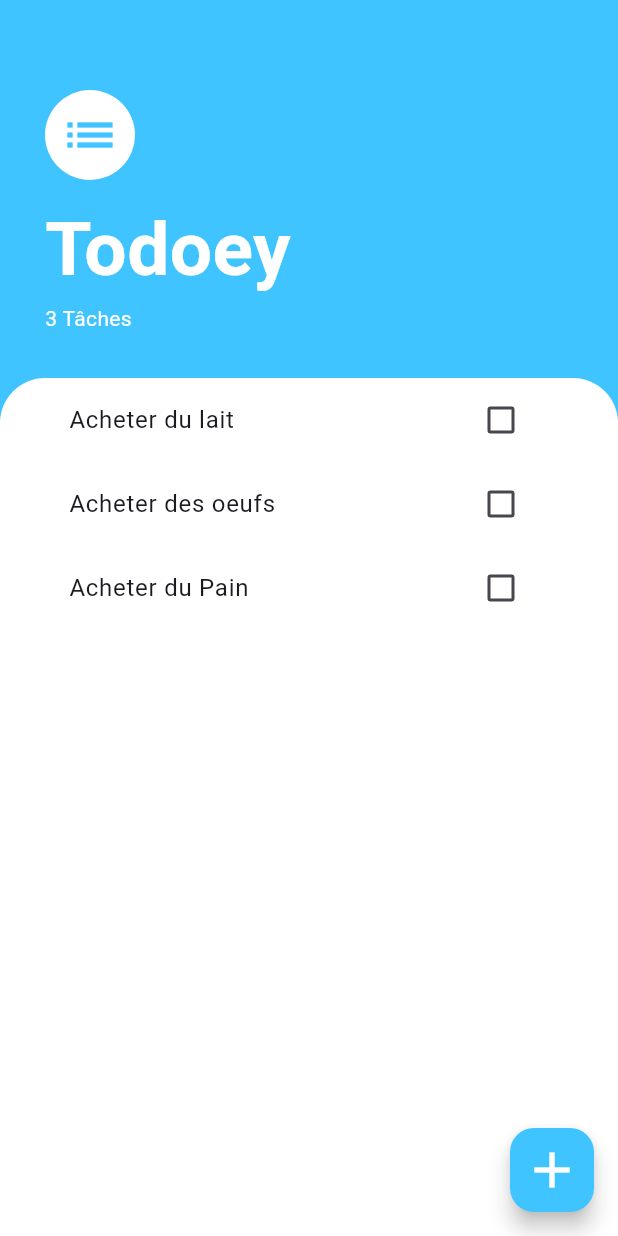
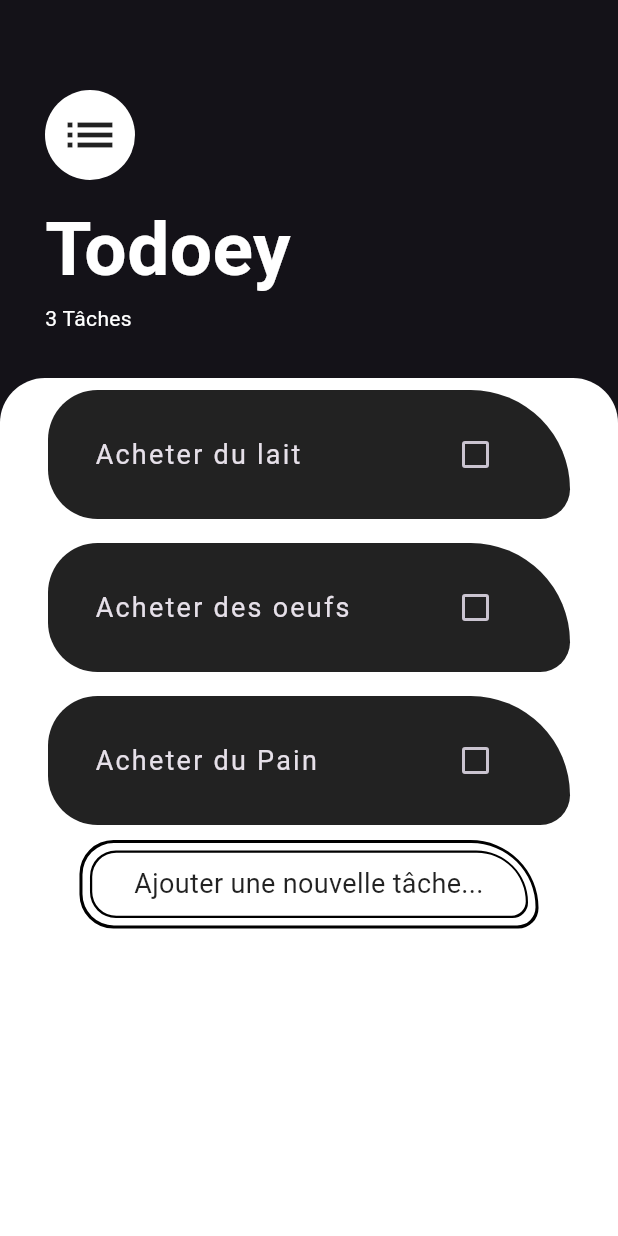
Before and after one commit to OusmanouMamoudou/Todoey, a Flutter app: the screen it shows after launch, on a phone screen of 412 x 824 dp. Run offline on Flutter 3.47's test engine with Material 3 defaults, Android fonts, the phone set to English and light mode, and no system bars.

Commit message:
UI udapte

```diff
--- /dev/null
+++ b/lib/components/add_task.dart
@@ -0,0 +1,61 @@
+import 'package:flutter/material.dart';
+import 'package:todoey/const.dart';
+import 'package:todoey/screens/add_task_screen.dart';
+
+class AddTask extends StatelessWidget {
+  const AddTask({
+    super.key,
+  });
+
+  @override
+  Widget build(BuildContext context) {
+    return GestureDetector(
+      onTap: () {
+        showModalBottomSheet(
+          backgroundColor: Colors.transparent,
+          isScrollControlled: true,
+          context: context,
+          builder: (context) => SingleChildScrollView(
+            child: Container(
+              padding: EdgeInsets.only(
+                bottom: MediaQuery.of(context).viewInsets.bottom,
+              ),
+              child: const AddTaskScreen(),
+            ),
+          ),
+        );
+      },
+      child: Padding(
+        padding: const EdgeInsets.only(top: 10),
+        child: Container(
+          decoration: BoxDecoration(
+              borderRadius: kContainerBoxDecoration,
+              border: Border.all(
+                width: 2,
+              )),
+          child: Padding(
+            padding: const EdgeInsets.all(5),
+            child: Container(
+              decoration: BoxDecoration(
+                  borderRadius: kContainerBoxDecoration,
+                  border: Border.all(
+                    width: 1.5,
+                  )),
+              child: const Padding(
+                padding: EdgeInsets.symmetric(horizontal: 28, vertical: 8),
+                child: Text(
+                  'Ajouter une nouvelle tâche...',
+                  textAlign: TextAlign.center,
+                  style: TextStyle(
+                    fontSize: 18,
+                    color: kBlack,
+                  ),
+                ),
+              ),
+            ),
+          ),
+        ),
+      ),
+    );
+  }
+}
--- /dev/null
+++ b/lib/components/my_snack_bar.dart
@@ -0,0 +1,28 @@
+import 'package:flutter/material.dart';
+import 'package:todoey/const.dart';
+
+class MySnackBar extends StatelessWidget {
+  const MySnackBar({super.key});
+
+  static mySnack(BuildContext context, text) {
+    ScaffoldMessenger.of(context).showSnackBar(SnackBar(
+      backgroundColor: kBlack,
+      content: Center(
+        child: Text(
+          text,
+          textAlign: TextAlign.center,
+          style: const TextStyle(
+            fontSize: 20,
+            fontWeight: FontWeight.w900,
+            color: Colors.redAccent,
+          ),
+        ),
+      ),
+    ));
+  }
+
+  @override
+  Widget build(BuildContext context) {
+    return const Placeholder();
+  }
+}
--- a/lib/components/task_item.dart
+++ b/lib/components/task_item.dart
@@ -3,22 +3,26 @@ import 'package:flutter/material.dart';
 class TaskItem extends StatelessWidget {
   const TaskItem({
     super.key,
-    required this.title,
+    required this.name,
     required this.isChecked,
     required this.function,
     required this.delFunction,
   });
-  final String title;
+  final String name;
   final bool isChecked;
   final Function(bool?)? function;
   final Function()? delFunction;
   @override
   Widget build(BuildContext context) {
     return ListTile(
-        title: Text(title,
-            style: isChecked
-                ? const TextStyle(decoration: TextDecoration.lineThrough)
-                : null),
+        title: Text(
+          name,
+          style: isChecked
+              ? const TextStyle(
+                  decoration: TextDecoration.lineThrough,
+                  fontWeight: FontWeight.bold)
+              : const TextStyle(fontSize: 18, letterSpacing: 1.5),
+        ),
         onLongPress: delFunction,
         trailing: Checkbox(
           value: isChecked,
--- a/lib/components/task_list.dart
+++ b/lib/components/task_list.dart
@@ -1,6 +1,9 @@
 import 'package:flutter/material.dart';
 import 'package:provider/provider.dart';
+import 'package:todoey/components/add_task.dart';
+import 'package:todoey/components/my_snack_bar.dart';
 import 'package:todoey/components/task_item.dart';
+import 'package:todoey/const.dart';
 import 'package:todoey/models/task_data.dart';
 
 class TaskList extends StatelessWidget {
@@ -11,19 +14,46 @@ class TaskList extends StatelessWidget {
   @override
   Widget build(BuildContext context) {
     return Consumer<TaskData>(builder: (context, taskData, child) {
+      if (taskData.tasks.isEmpty) {
+        return const Center(child: AddTask());
+      }
       return ListView.builder(
-          itemCount: taskData.tasks.length,
+          itemCount: taskData.tasksLength,
           itemBuilder: (context, i) {
             final task = taskData.tasks[i];
-            return TaskItem(
-              title: task.title!,
+            return Padding(
+              padding: const EdgeInsets.symmetric(
+                vertical: 8.0,
+                horizontal: 2,
+              ),
+              child: Column(
+                children: [
+                  Material(
+                      color: kBlack,
+                      borderRadius: kContainerBoxDecoration,
+                      child: Padding(
+                        padding: const EdgeInsets.all(15),
+                        child: TaskItem(
+                          name: task.name!,
                           isChecked: task.isDone,
                           function: (value) {
                             taskData.updateTask(task);
                           },
                           delFunction: () {
+                            if (task.isDone) {
                               taskData.deleteTask(task);
+                              MySnackBar.mySnack(context,
+                                  "Vous venez de supprimés la tâche '${task.name}'.");
+                            } else {
+                              MySnackBar.mySnack(context,
+                                  "La tâche ${task.name} n'est pas effectuée.");
+                            }
                           },
+                        ),
+                      )),
+                  if (i == taskData.tasksLength - 1) const AddTask(),
+                ],
+              ),
             );
           });
     });
--- a/lib/const.dart
+++ b/lib/const.dart
@@ -2,6 +2,14 @@ import 'package:flutter/material.dart';
 
 const kLBlue = Colors.lightBlueAccent;
 const kWhite = Colors.white;
+const kBlack = Colors.black87;
+
+const kContainerBoxDecoration = BorderRadius.only(
+  topLeft: Radius.circular(50),
+  bottomLeft: Radius.circular(50),
+  topRight: Radius.circular(100),
+  bottomRight: Radius.circular(30),
+);
 
 const kBoxDecoration = BoxDecoration(
     color: kWhite,
--- a/lib/main.dart
+++ b/lib/main.dart
@@ -14,8 +14,9 @@ class MyApp extends StatelessWidget {
   Widget build(BuildContext context) {
     return ChangeNotifierProvider<TaskData>(
       create: (context) => TaskData(),
-      builder: (context, child) => const MaterialApp(
-        home: TasksScreen(),
+      builder: (context, child) => MaterialApp(
+        theme: ThemeData.dark(useMaterial3: true),
+        home: const TasksScreen(),
       ),
     );
   }
--- a/lib/models/task.dart
+++ b/lib/models/task.dart
@@ -1,8 +1,8 @@
 class Task {
-  final String? title;
+  final String? name;
   bool isDone;
 
-  Task({this.title, this.isDone = false});
+  Task({this.name, this.isDone = false});
 
   void toggleIsDone() {
     isDone = !isDone;
--- a/lib/models/task_data.dart
+++ b/lib/models/task_data.dart
@@ -5,9 +5,9 @@ import 'package:todoey/models/task.dart';
 
 class TaskData extends ChangeNotifier {
   final List<Task> _tasks = [
-    Task(title: 'Acheter du lait'),
-    Task(title: 'Acheter des oeufs'),
-    Task(title: 'Acheter du Pain'),
+    Task(name: 'Acheter du lait'),
+    Task(name: 'Acheter des oeufs'),
+    Task(name: 'Acheter du Pain'),
   ];
   int get tasksLength {
     return _tasks.length;
@@ -18,7 +18,7 @@ class TaskData extends ChangeNotifier {
   }
 
   void addTask(taskName) {
-    final newTask = Task(title: taskName);
+    final newTask = Task(name: taskName);
     _tasks.add(newTask);
     notifyListeners();
   }
@@ -29,7 +29,6 @@ class TaskData extends ChangeNotifier {
   }
 
   void deleteTask(Task task) {
-
     _tasks.remove(task);
     notifyListeners();
   }
--- a/lib/screens/add_task_screen.dart
+++ b/lib/screens/add_task_screen.dart
@@ -22,18 +22,29 @@ class AddTaskScreen extends StatelessWidget {
                 'Ajouter Une Tâche',
                 textAlign: TextAlign.center,
                 style: TextStyle(
-                  color: kLBlue,
+                  color: kBlack,
                   fontSize: 30,
                 ),
               ),
               TextField(
                   autofocus: true,
+                  decoration: const InputDecoration(
+                    focusedBorder: UnderlineInputBorder(
+                      //<-- SEE HERE
+                      borderSide: BorderSide(width: 3, color: kBlack),
+                    ),
+                  ),
+                  style: const TextStyle(
+                      color: kBlack, fontWeight: FontWeight.w600),
                   onChanged: (value) {
                     taskName = value;
                   }),
+              const SizedBox(
+                height: 8,
+              ),
               TextButton(
                   style: TextButton.styleFrom(
-                    backgroundColor: kLBlue,
+                    backgroundColor: kBlack,
                   ),
                   child: const Text(
                     'Ajouter',
--- a/lib/screens/tasks_screen.dart
+++ b/lib/screens/tasks_screen.dart
@@ -11,30 +11,6 @@ class TasksScreen extends StatelessWidget {
   @override
   Widget build(BuildContext context) {
     return Scaffold(
-      backgroundColor: kLBlue,
-      floatingActionButton: FloatingActionButton(
-        onPressed: () {
-          showModalBottomSheet(
-            backgroundColor: Colors.transparent,
-            isScrollControlled: true,
-            context: context,
-            builder: (context) => SingleChildScrollView(
-              child: Container(
-                padding: EdgeInsets.only(
-                  bottom: MediaQuery.of(context).viewInsets.bottom,
-                ),
-                child: const AddTaskScreen(),
-              ),
-            ),
-          );
-        },
-        backgroundColor: kLBlue,
-        child: const Icon(
-          Icons.add,
-          color: kWhite,
-          size: 40,
-        ),
-      ),
       body: Column(crossAxisAlignment: CrossAxisAlignment.start, children: [
         Container(
             padding: const EdgeInsets.fromLTRB(30, 60, 30, 30),
@@ -43,7 +19,7 @@ class TasksScreen extends StatelessWidget {
               const CircleAvatar(
                 backgroundColor: Colors.white,
                 radius: 30,
-                child: Icon(Icons.list, size: 40, color: kLBlue),
+                child: Icon(Icons.list, size: 40, color: kBlack),
               ),
               const SizedBox(
                 height: 10,
@@ -55,10 +31,13 @@ class TasksScreen extends StatelessWidget {
                     color: kWhite,
                   )),
               Consumer<TaskData>(builder: (context, taskData, child) {
-                return Text('${taskData.tasksLength} Tâches',
-                    style: const TextStyle(
-                      color: kWhite,
-                    ));
+                if (taskData.tasks.isNotEmpty) {
+                  return Text('${taskData.tasksLength} Tâches',
+                      style: const TextStyle(
+                        color: kWhite,
+                      ));
+                }
+                return const Text('');
               })
             ])),
         Expanded(
--- a/pubspec.yaml
+++ b/pubspec.yaml
@@ -36,6 +36,7 @@ dependencies:
   # Use with the CupertinoIcons class for iOS style icons.
   cupertino_icons: ^1.0.2
   provider: ^6.1.1
+
 
 dev_dependencies:
   flutter_test:
```
Lines whose indentation alone changed are shown as unchanged.
